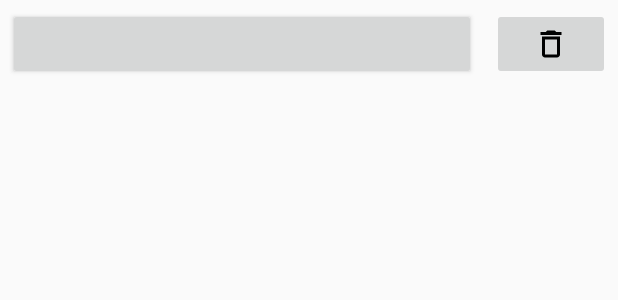
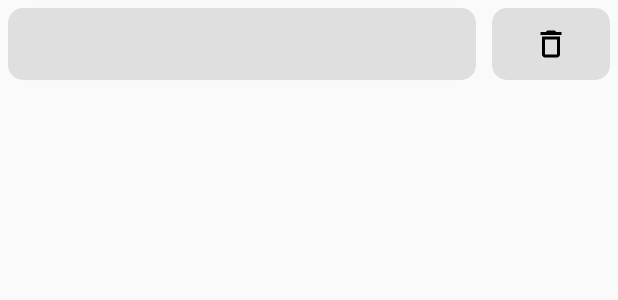
Before and after one commit to CodingHarang/RoutinePartner, an Android app: the layout act_info_item.xml on its own in the app's theme, with its tools: preview values and no code run, on a phone screen of 412 x 824 dp. Shown: the top 300 px of the screen. Run offline under Robolectric (Android 15) with nearby library versions, the phone set to English and light mode, and no system bars.

Commit message:
[YJS] Modify Error
- 설정에서 디자인을 불러오는 과정에서 ActInfoList Activity의 RecyclerView에서 발생하던 에러 수정

```diff
--- a/app/src/main/res/layout/act_info_item.xml
+++ b/app/src/main/res/layout/act_info_item.xml
@@ -16,17 +16,19 @@
             android:paddingTop="5dp"
             android:paddingBottom="5dp"
             android:paddingLeft="10dp"
+            android:background="@drawable/button_square"
             android:textAllCaps="false"
-            android:textColor="#000000" />
+            android:textColor="#898989" />
         <ImageButton
             android:layout_width="0dp"
             android:layout_height="match_parent"
             android:id="@+id/btnDeleteItem"
             android:layout_margin="5dp"
             android:layout_weight="2"
+            android:background="@drawable/button_square"
             android:src="@drawable/ic_baseline_delete_outline_24"
             android:textAllCaps="false"
-            android:textColor="#000000" />
+            android:textColor="#898989" />
     </LinearLayout>
 
 
--- a/app/src/main/res/layout/dialog_add.xml
+++ b/app/src/main/res/layout/dialog_add.xml
@@ -86,7 +86,7 @@
             android:text="OK"
             android:textColor="#898989"
             android:textAllCaps="false"
-            android:background="@drawable/round_square1" />
+            android:background="@drawable/button_square" />
 
         <Button
             android:layout_width="wrap_content"
@@ -96,7 +96,7 @@
             android:text="Cancel"
             android:textColor="#898989"
             android:textAllCaps="false"
-            android:background="@drawable/round_square1" />
+            android:background="@drawable/button_square" />
     </LinearLayout>
 
 
```
Also changed, not shown: app/src/main/java/com/astudio/routinepartner/ActInfoRecyclerViewAdapter.java (+27 -6 lines).
